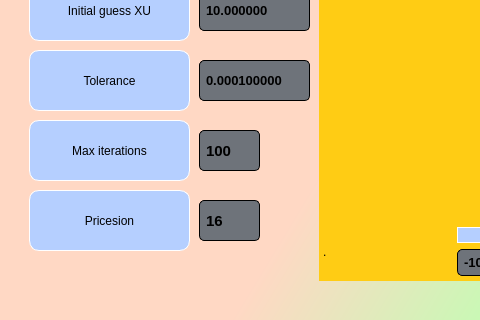
The window that designs/inputWindowBracketing.ui (Omar-Eldawy/Numerical-project) describes before a commit, drawn with Qt 5; both pictures show x 0 to 480 and y 330 to 650 of the 889 by 650 pixel window.
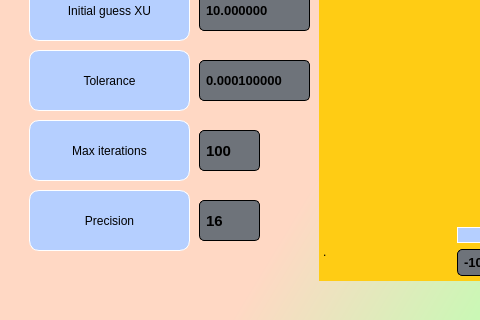
The same window after the commit. Icons and pictures are not drawn.

Diff of the .ui file:
```diff
--- a/designs/inputWindowBracketing.ui
+++ b/designs/inputWindowBracketing.ui
@@ -757,7 +757,7 @@
 </string>
      </property>
      <property name="text">
-      <string>Pricesion</string>
+      <string>Precision</string>
      </property>
      <property name="alignment">
       <set>Qt::AlignCenter</set>
```
